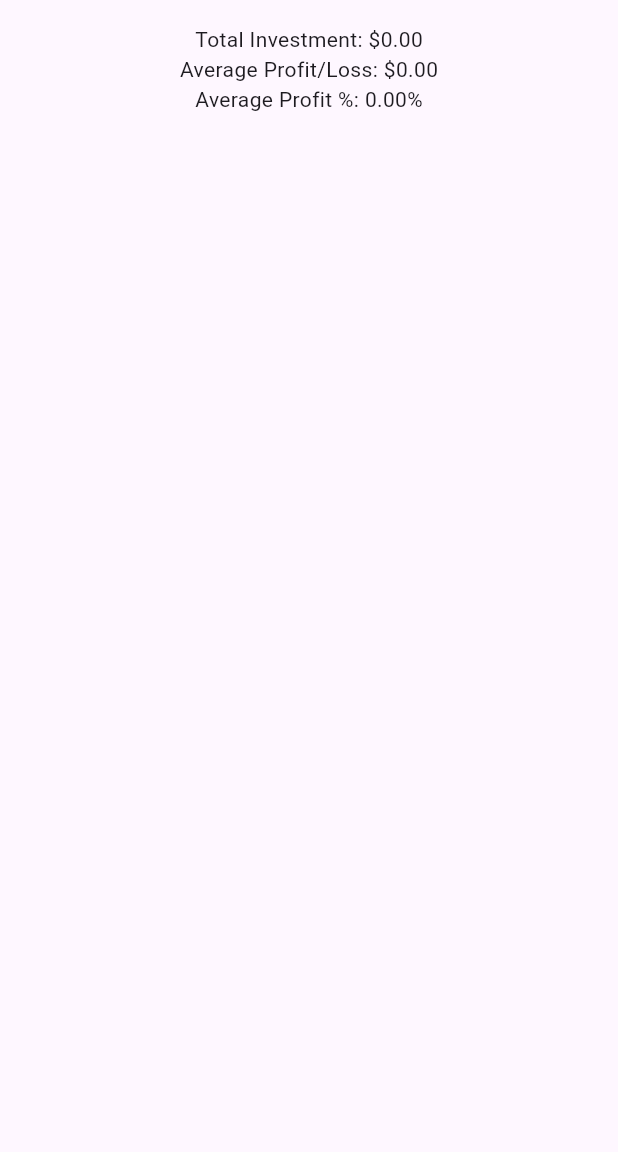
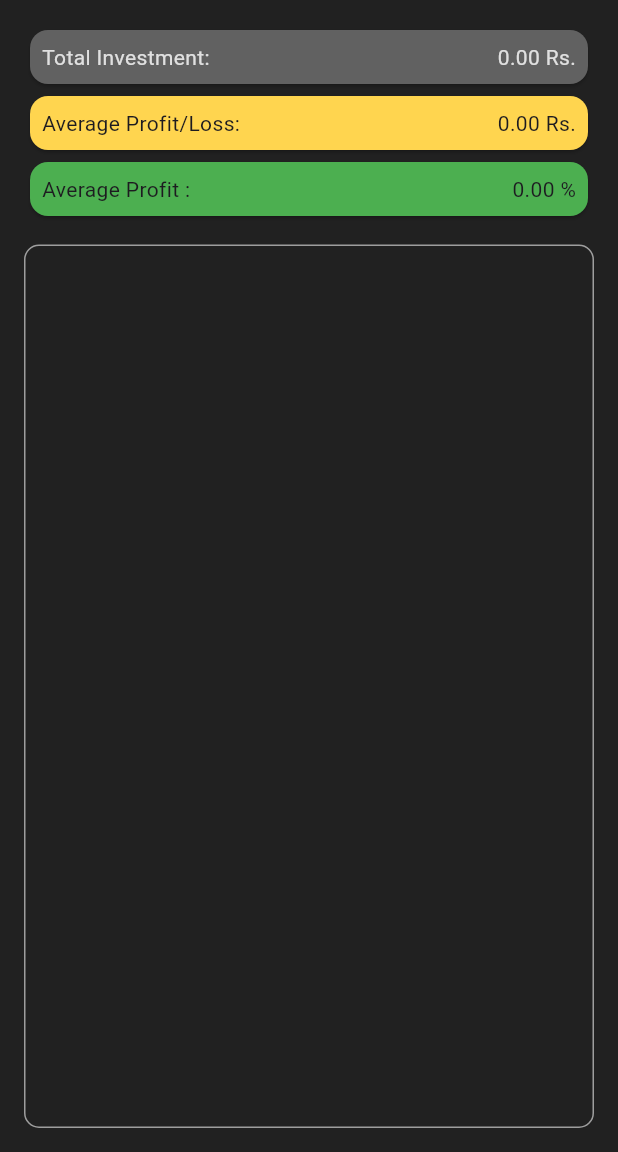
Before and after one commit to CodewithVipin/heatmap, a Flutter app: the HeatmapScreen screen opened directly, on a phone screen of 412 x 824 dp, the part 84-1236 px from its top. Run offline on Flutter 3.47's test engine with Material 3 defaults, Android fonts, the phone set to English and light mode, and no system bars; our stand-ins replace hive, hive_flutter; accounts and stored records are empty.

Commit message:
heatmap_completed

```diff
--- a/lib/screens/heat_map_screen.dart
+++ b/lib/screens/heat_map_screen.dart
@@ -22,24 +22,91 @@ class HeatmapScreen extends StatelessWidget {
         totalInvestment == 0 ? 0.0 : (totalProfit / totalInvestment) * 100;
 
     return Scaffold(
+      backgroundColor: Colors.grey.shade900,
       appBar: AppBar(title: const Text("Profit/Loss Heatmap")),
       body: Padding(
         padding: const EdgeInsets.all(16.0),
+        child: Container(
+          decoration: BoxDecoration(),
           child: Column(
+            crossAxisAlignment: CrossAxisAlignment.start,
             children: [
-            Text("Total Investment: \$${totalInvestment.toStringAsFixed(2)}"),
-            Text("Average Profit/Loss: \$${avgProfit.toStringAsFixed(2)}"),
-            Text("Average Profit %: ${avgProfitPercent.toStringAsFixed(2)}%"),
+              Card(
+                  color: Colors.grey.shade700,
+                  child: Padding(
+                    padding: const EdgeInsets.all(8.0),
+                    child: SizedBox(
+                      width: double.infinity,
+                      child: Row(
+                        mainAxisAlignment: MainAxisAlignment.spaceBetween,
+                        children: [
+                          Text(
+                            "Total Investment: ",
+                            style: TextStyle(color: Colors.grey.shade300),
+                          ),
+                          Text(
+                            "${totalInvestment.toStringAsFixed(2)} Rs.",
+                            style: TextStyle(color: Colors.grey.shade300),
+                          ),
+                        ],
+                      ),
+                    ),
+                  )),
+              Card(
+                  color: Colors.amber.shade300,
+                  child: SizedBox(
+                    width: double.infinity,
+                    child: Padding(
+                      padding: const EdgeInsets.all(8.0),
+                      child: Row(
+                        mainAxisAlignment: MainAxisAlignment.spaceBetween,
+                        children: [
+                          Text("Average Profit/Loss: "),
+                          Text("${avgProfit.toStringAsFixed(2)} Rs."),
+                        ],
+                      ),
+                    ),
+                  )),
+              Card(
+                  color: Colors.green,
+                  child: SizedBox(
+                    width: double.infinity,
+                    child: Padding(
+                      padding: const EdgeInsets.all(8.0),
+                      child: Row(
+                        mainAxisAlignment: MainAxisAlignment.spaceBetween,
+                        children: [
+                          Text("Average Profit :"),
+                          Text(" ${avgProfitPercent.toStringAsFixed(2)} %")
+                        ],
+                      ),
+                    ),
+                  )),
+              SizedBox(
+                height: 15,
+              ),
               Expanded(
+                child: Container(
+                  decoration: BoxDecoration(
+                    borderRadius: BorderRadius.circular(10),
+                    border: Border.all(color: Colors.grey),
+                  ),
                   child: GridView.builder(
-                gridDelegate: const SliverGridDelegateWithFixedCrossAxisCount(
+                    padding: EdgeInsets.all(5),
+                    gridDelegate:
+                        const SliverGridDelegateWithFixedCrossAxisCount(
                             crossAxisCount: 5),
                     itemCount: records.length,
                     itemBuilder: (context, index) {
                       final record = records[index];
                       return Container(
+                        decoration: BoxDecoration(
+                          borderRadius: BorderRadius.circular(10),
+                          color: record.profitOrLoss >= 0
+                              ? Colors.green
+                              : Colors.red,
+                        ),
                         margin: const EdgeInsets.all(4.0),
-                    color: record.profitOrLoss >= 0 ? Colors.green : Colors.red,
                         child: Center(
                           child: Text(
                             "${record.profitOrLoss >= 0 ? '+' : ''}${record.profitOrLoss.toStringAsFixed(2)}",
@@ -50,7 +117,9 @@ class HeatmapScreen extends StatelessWidget {
                     },
                   ),
                 ),
+              ),
             ],
+          ),
         ),
       ),
     );
```
Lines whose indentation alone changed are shown as unchanged.
